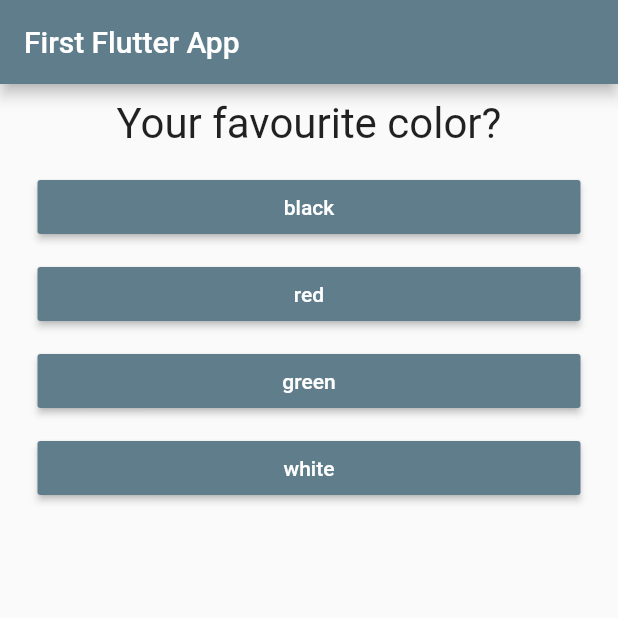
After one commit to emmaakachukwu/first_flutter, a Flutter app: the screen it shows after launch, on a phone screen of 412 x 824 dp, the top half of it. The commit adds this screen. Run offline on Flutter 3.47's test engine with Material 2 defaults, Android fonts, the phone set to English and light mode, and no system bars.

Commit message:
handled error when question is out; added extra widgets and moved codes for quiz and result

```diff
--- a/lib/main.dart
+++ b/lib/main.dart
@@ -1,7 +1,7 @@
 import 'package:flutter/material.dart';
 
-import './question.dart';
-import './answer.dart';
+import './quiz.dart';
+import './result.dart';
 
 void main() => runApp(MyApp());
 
@@ -14,8 +14,46 @@ class MyApp extends StatefulWidget {
 
 class _MyAppState extends State<MyApp> {
   // the underscore makes the class private
+  final questions = const [
+    {
+      'questionText': 'Your favourite color?',
+      'answers': [
+        {'text': 'black', 'score': 10},
+        {'text': 'red', 'score': 5},
+        {'text': 'green', 'score': 3},
+        {'text': 'white', 'score': 1},
+      ]
+    },
+    {
+      'questionText': 'Your favourite animal?',
+      'answers': [
+        {'text': 'cow', 'score': 5},
+        {'text': 'goat', 'score': 5},
+        {'text': 'snake', 'score': 10},
+        {'text': 'dog', 'score': 3},
+      ]
+    },
+    {
+      'questionText': 'Your favourite instructor?',
+      'answers': [
+        {'text': 'abc', 'score': 3},
+        {'text': 'acb', 'score': 3},
+        {'text': 'bac', 'score': 3},
+        {'text': 'cab', 'score': 3},
+      ]
+    },
+  ];
   int questionIndex = 0;
-  void answerQuestion() {
+  void answerQuestion(int score) {
+    int totalScore += score;
+
+    void resetQuiz(){
+      setState((){
+        questionIndex = 0;
+        totalScore = 0;
+      })
+    }
+
     setState(() {
       questionIndex += 1;
     });
@@ -23,37 +61,18 @@ class _MyAppState extends State<MyApp> {
 
   @override
   Widget build(BuildContext context) {
-    const questions = [
-      {
-        'questionText': 'Your favourite color?',
-        'answers': ['black', 'red', 'green', 'white']
-      },
-      {
-        'questionText': 'Your favourite animal?',
-        'answers': ['cow', 'goat', 'snake', 'lion']
-      },
-      {
-        'questionText': 'Your favourite instructor?',
-        'answers': ['qwe', 'qaz', 'qsc', 'abc']
-      },
-    ];
     return MaterialApp(
       home: Scaffold(
         appBar: AppBar(
           backgroundColor: Colors.blueGrey,
           title: Text('First Flutter App'),
         ),
-        body: Column(
-          children: [
-            Question(
-              questions[questionIndex]['questionText'],
-            ),
-            ...(questions[questionIndex]['answers'] as List<String>)
-                .map((answer) {
-              return Answer(answerQuestion, answer);
-            }).toList()
-          ],
-        ),
+        body: questionIndex < questions.length
+        ? Quiz(
+          answerQuestion: answerQuestion,
+          questionIndex: questionIndex,
+          questions: questions)
+        : Result(totalScore, resetQuiz),
       ),
     );
   }
--- /dev/null
+++ b/lib/quiz.dart
@@ -0,0 +1,31 @@
+import 'package:flutter/material.dart';
+
+import './question.dart';
+import './answer.dart';
+
+class Quiz extends StatelessWidget {
+  final List<Map<String, Object>> questions;
+  final int questionIndex;
+  final Function answerQuestion;
+
+  Quiz({
+    @required this.questions,
+    @required this.answerQuestion,
+    @required this.questionIndex
+  });
+
+  @override
+  Widget build(BuildContext context){
+    return Column(
+      children: [
+        Question(
+          questions[questionIndex]['questionText'],
+        ),
+        ...(questions[questionIndex]['answers'] as List<Map<String, Object>>)
+            .map((answer) {
+          return Answer(() => answerQuestion(answer['score']), answer['text']);
+        }).toList()
+      ],
+    );
+  }
+}
```
Also changed, not shown: lib/result.dart (added, +43 -0 lines).
